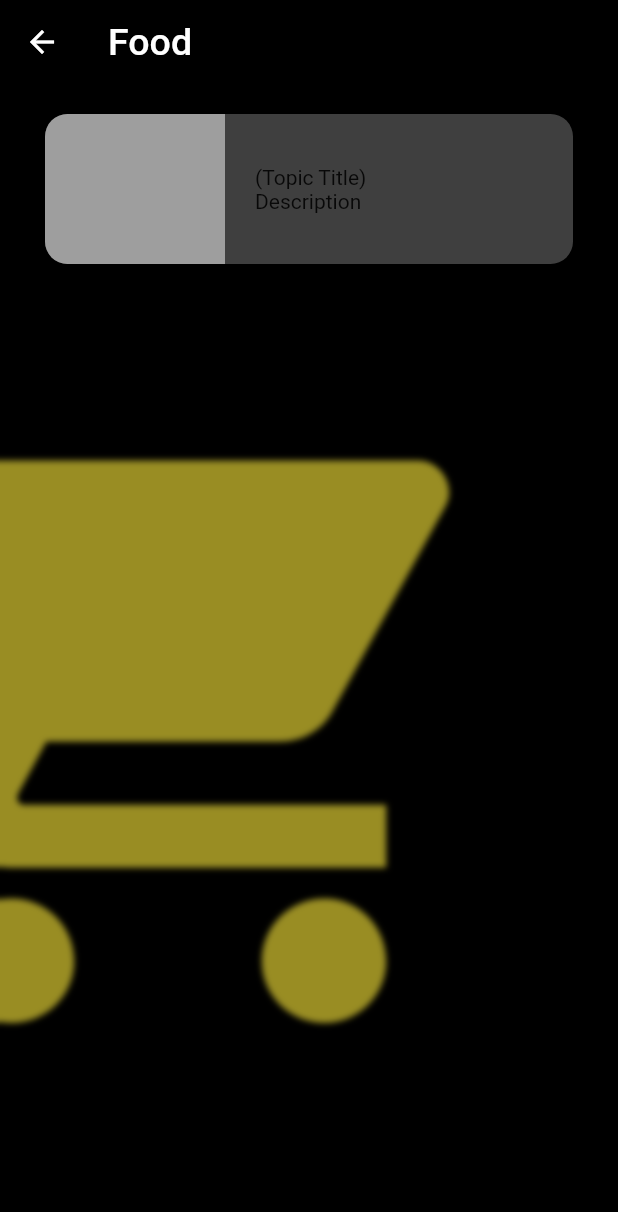
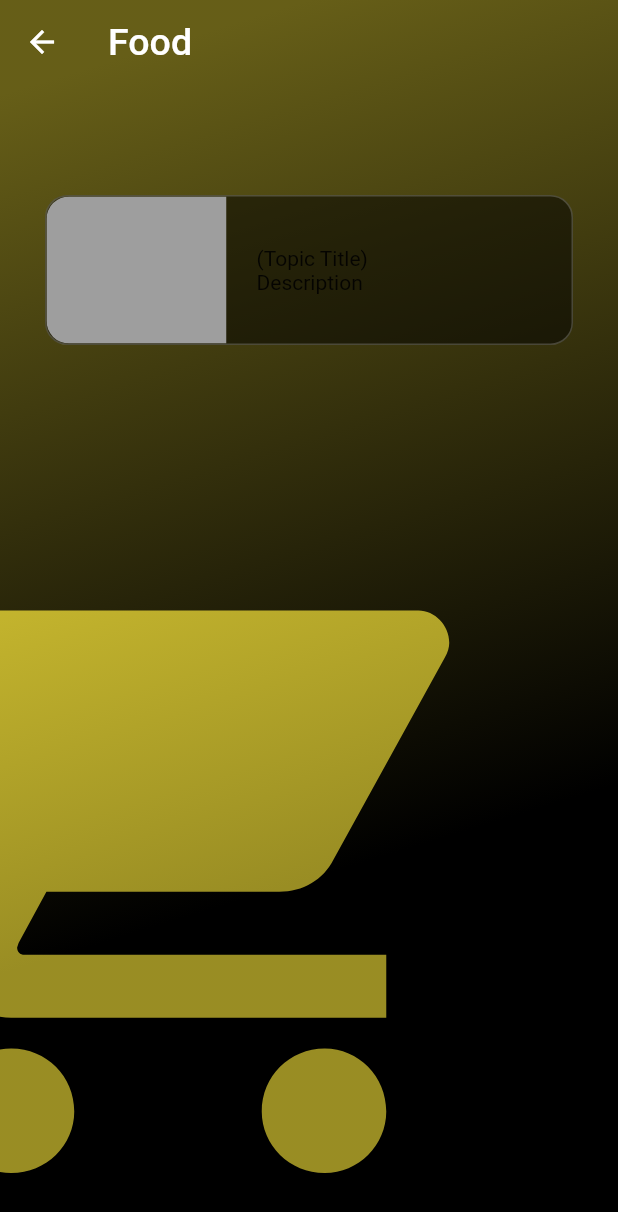
Before and after one commit to Peyton232/angelhacks, a Flutter app: the screen it shows after launch, after a tap on "Food", on a phone screen of 412 x 824 dp. Shown: the top 1212 px of the screen. Run offline on Flutter 3.47's test engine with Material 2 defaults, Android fonts, the phone set to English and light mode, and no system bars; our stand-ins replace image_picker, youtube_player_flutter; missing offline and left inert: flutter_email_sender; network calls fail.

Commit message:
Added background gradient, reorganized icons, and changed card colors

```diff
--- a/lib/customWidgets/BlurBackground.dart
+++ b/lib/customWidgets/BlurBackground.dart
@@ -3,6 +3,12 @@ import 'package:flutter/material.dart';
 import 'dart:ui';
 
 class BlurBackground extends StatelessWidget {
+  final Color gradientColor;
+
+  BlurBackground({
+    this.gradientColor,
+  });
+
   @override
   Widget build(BuildContext context) {
     return BackdropFilter(
@@ -14,7 +20,18 @@ class BlurBackground extends StatelessWidget {
       child: Container(
         height: 950.0,
         width: 430.0,
-        color: Colors.black.withOpacity(0.4),
+        // color: Colors.black.withOpacity(0.4),
+        decoration: BoxDecoration(
+          color: Colors.black.withOpacity(0.4),
+          gradient: LinearGradient(
+            begin: Alignment.topCenter,
+            end: Alignment(0.8, 0.3),
+            colors: [
+              gradientColor,
+              Colors.black,
+            ],
+          ),
+        ),
       ),
     );
   }
--- a/lib/customWidgets/CustomCard.dart
+++ b/lib/customWidgets/CustomCard.dart
@@ -5,12 +5,14 @@ import 'dart:ui';
 class CustomCard extends StatelessWidget {
   final String cardName;
   final IconData cardIcon;
+  final Color cardIconColor;
   final Function cardTapped;
 
   CustomCard({
     this.cardIcon,
     @required this.cardName,
     this.cardTapped,
+    this.cardIconColor,
   });
 
   @override
@@ -32,7 +34,7 @@ class CustomCard extends StatelessWidget {
               borderRadius: BorderRadius.circular(15.0),
               border: Border.all(
                 width: 1,
-                color: Colors.white.withOpacity(0.2),
+                color: kGlassBorder,
               ),
             ),
             child: Column(
@@ -41,7 +43,7 @@ class CustomCard extends StatelessWidget {
                 Icon(
                   cardIcon,
                   size: 80.0,
-                  color: Colors.white,
+                  color: cardIconColor,
                 ),
                 Text(
                   cardName,
--- a/lib/data/constants.dart
+++ b/lib/data/constants.dart
@@ -1,13 +1,17 @@
 import 'package:flutter/material.dart';
 
-Color kCardColor = Colors.grey.withOpacity(0.40);
+Color kCardColor = Colors.black.withOpacity(0.50);
+Color kGlassBorder = Colors.white.withOpacity(0.15);
+
 const kCardDimensions = 150.0;
 const kAppBarTextStyle = TextStyle(fontSize: 25.0);
 const kHouseDimensions = 580.0;
+const kBackgroundIconSize = 500.0;
 const kDistanceBetweenCards = 40.0;
 const kCardTextStyle = TextStyle(
   color: Colors.white,
   fontSize: 17,
 );
-const kBackgroundBlurAmount = 2.0;
+const kBackgroundBlurAmount = 0.0;
 const kCardBlurAmount = 7.0;
+const kDistanceFromAppBar = 130.0;
--- a/lib/pages/WelcomePage.dart
+++ b/lib/pages/WelcomePage.dart
@@ -49,11 +49,13 @@ class WelcomePage extends StatelessWidget {
             width: kHouseDimensions,
             child: Icon(
               Icons.directions_run,
-              size: 500,
+              size: kBackgroundIconSize,
               color: Colors.green,
             ),
           ),
-          BlurBackground(),
+          BlurBackground(
+            gradientColor: Colors.green,
+          ),
           SingleChildScrollView(
             child: Column(
               children: <Widget>[
@@ -73,6 +75,7 @@ class WelcomePage extends StatelessWidget {
                       CustomCard(
                         cardName: "Home",
                         cardIcon: Icons.home,
+                        cardIconColor: Colors.blue,
                         cardTapped: () {
                           Navigator.push(
                             context,
@@ -88,6 +91,7 @@ class WelcomePage extends StatelessWidget {
                       CustomCard(
                         cardName: "Finance",
                         cardIcon: Icons.monetization_on,
+                        cardIconColor: Colors.green,
                         cardTapped: () {
                           Navigator.push(
                             context,
@@ -110,6 +114,7 @@ class WelcomePage extends StatelessWidget {
                       CustomCard(
                         cardName: "Automotive",
                         cardIcon: Icons.directions_car,
+                        cardIconColor: Colors.red,
                         cardTapped: () {
                           Navigator.push(
                             context,
@@ -125,6 +130,7 @@ class WelcomePage extends StatelessWidget {
                       CustomCard(
                         cardName: "Food",
                         cardIcon: Icons.shopping_cart,
+                        cardIconColor: Colors.yellow,
                         cardTapped: () {
                           Navigator.push(
                             context,
@@ -147,6 +153,7 @@ class WelcomePage extends StatelessWidget {
                       CustomCard(
                         cardName: "Internet",
                         cardIcon: Icons.wifi,
+                        cardIconColor: Colors.orange,
                         cardTapped: () {
                           Navigator.push(
                             context,
@@ -162,6 +169,7 @@ class WelcomePage extends StatelessWidget {
                       CustomCard(
                         cardName: "Other",
                         cardIcon: Icons.face,
+                        cardIconColor: Colors.deepPurple,
                         cardTapped: () {
                           Navigator.push(
                             context,
--- a/lib/pages/carPages/carHomePage.dart
+++ b/lib/pages/carPages/carHomePage.dart
@@ -7,6 +7,7 @@ class CarHomePage extends StatelessWidget {
   @override
   Widget build(BuildContext context) {
     return Scaffold(
+      extendBodyBehindAppBar: true,
       backgroundColor: Colors.black,
       appBar: AppBar(
         elevation: 0.0,
@@ -29,7 +30,9 @@ class CarHomePage extends StatelessWidget {
               color: Colors.red,
             ),
           ),
-          BlurBackground(),
+          BlurBackground(
+            gradientColor: Colors.red,
+          ),
           ListOfAutoTipCards(),
         ],
       ),
--- a/lib/pages/foodPages/foodHomePage.dart
+++ b/lib/pages/foodPages/foodHomePage.dart
@@ -6,6 +6,7 @@ class FoodHomePage extends StatelessWidget {
   @override
   Widget build(BuildContext context) {
     return Scaffold(
+      extendBodyBehindAppBar: true,
       backgroundColor: Colors.black,
       appBar: AppBar(
         elevation: 0.0,
@@ -19,7 +20,7 @@ class FoodHomePage extends StatelessWidget {
         children: <Widget>[
           Positioned(
             right: 50.0,
-            bottom: 100.0,
+            bottom: 0.0,
             // height: kHouseDimensions,
             // width: kHouseDimensions,
             child: Icon(
@@ -28,7 +29,9 @@ class FoodHomePage extends StatelessWidget {
               color: Colors.yellow,
             ),
           ),
-          BlurBackground(),
+          BlurBackground(
+            gradientColor: Colors.yellow,
+          ),
           GestureDetector(
             onTap: () {
               print("SubCard");
@@ -50,13 +53,17 @@ class FoodHomePage extends StatelessWidget {
             },
             child: Container(
               margin: EdgeInsets.only(
-                top: 20.0,
+                top: kDistanceFromAppBar,
                 left: 30.0,
                 right: 30.0,
               ),
               decoration: BoxDecoration(
                 borderRadius: BorderRadius.circular(15.0),
                 color: kCardColor,
+                border: Border.all(
+                  width: 1,
+                  color: Colors.white.withOpacity(0.2),
+                ),
               ),
               height: 100,
               child: Row(
```
Also changed, not shown: lib/customWidgets/TipCard.dart (+11 -1 lines), lib/pages/financePages/financeHomePage.dart (+6 -3 lines), lib/pages/homePages/homeHomePage.dart (+5 -2 lines), lib/pages/otherPages/otherHomePage.dart (+6 -3 lines), lib/pages/techPages/techHomePage.dart (+5 -2 lines), 6 other files.
